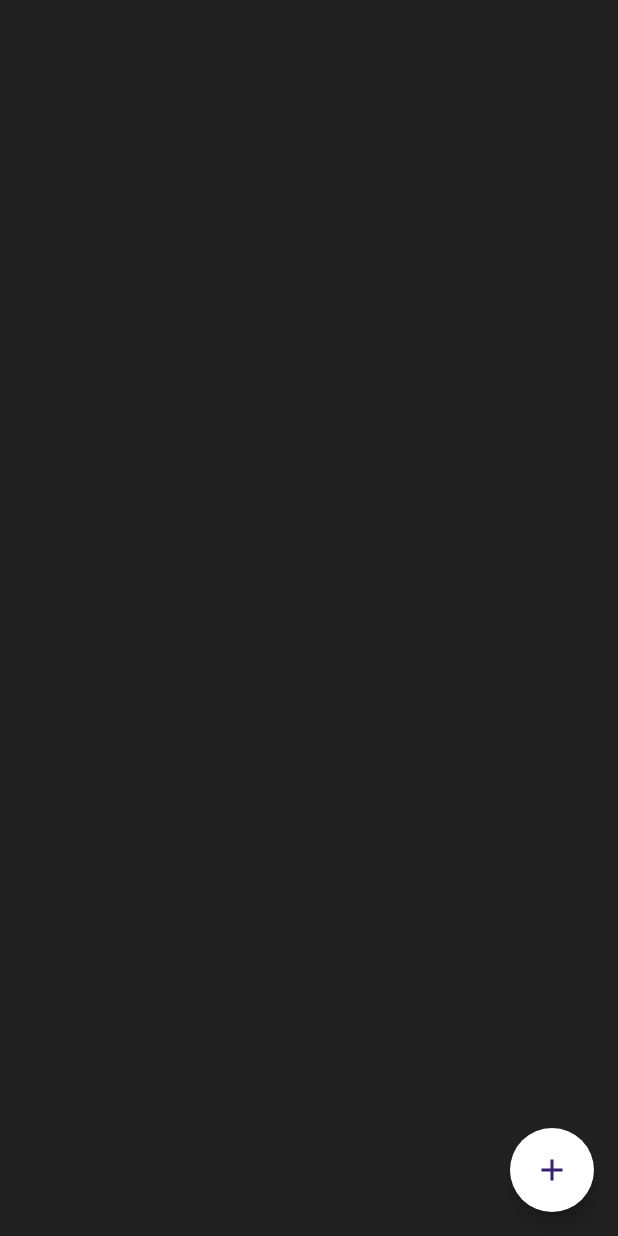
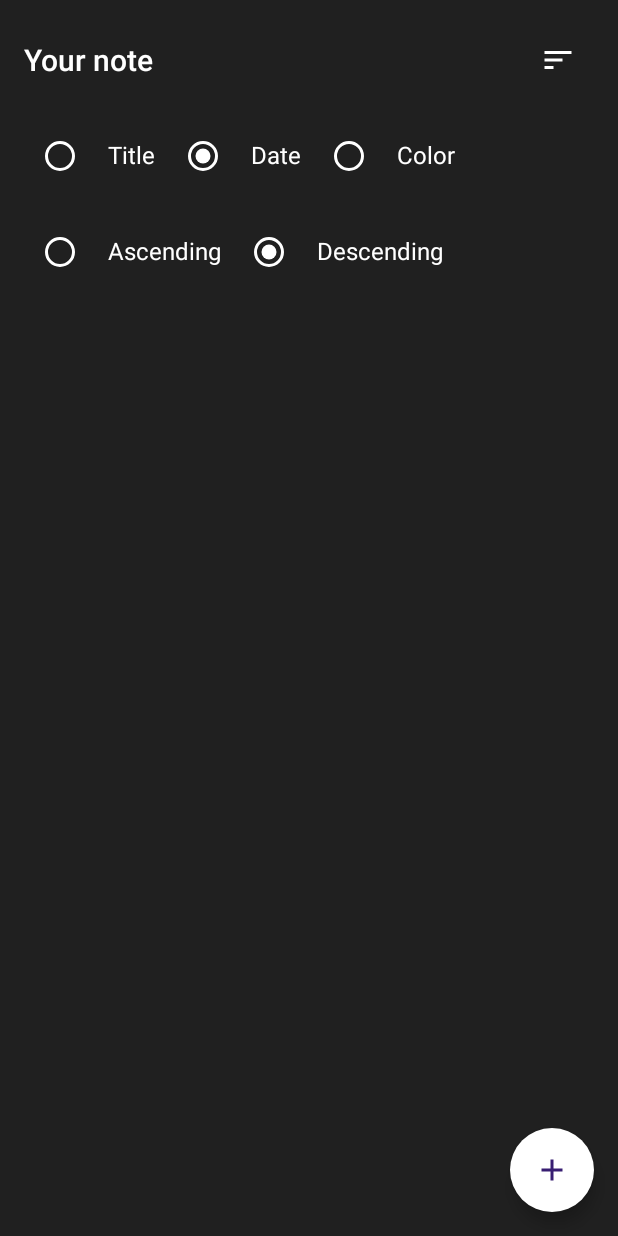
Before and after one commit to Ehsanfb/TakeNoteApp-CleanArchitecture, an Android app built with Jetpack Compose: the composable TakeNotesScreen shown on its own in the app's theme, after a tap on "Add note", on a phone screen of 412 x 824 dp. Run offline under Robolectric (Android 15) with nearby library versions, the phone set to English and light mode, and no system bars; our stand-ins replace Dagger/Hilt's generated code; 1 statement that could not run was skipped; 1 other tap on this screen came first.

Commit message:
add order button to be able set notes order based on title, date, etc

```diff
--- a/app/src/main/java/com/example/takenoteapp_cleanarchitecture/feature_take_note/domain/use_case/GetNotesUseCase.kt
+++ b/app/src/main/java/com/example/takenoteapp_cleanarchitecture/feature_take_note/domain/use_case/GetNotesUseCase.kt
@@ -2,15 +2,39 @@ package com.example.takenoteapp_cleanarchitecture.feature_take_note.domain.use_c
 
 import com.example.takenoteapp_cleanarchitecture.feature_take_note.domain.model.Note
 import com.example.takenoteapp_cleanarchitecture.feature_take_note.domain.repository.NoteRepository
+import com.example.takenoteapp_cleanarchitecture.feature_take_note.domain.util.NoteOrder
+import com.example.takenoteapp_cleanarchitecture.feature_take_note.domain.util.OrderType
 import kotlinx.coroutines.flow.Flow
+import kotlinx.coroutines.flow.map
 
 class GetNotesUseCase(
     private val repository: NoteRepository
 ) {
 
-    operator fun invoke(): Flow<List<Note>> {
+    operator fun invoke(
+        noteOrder: NoteOrder = NoteOrder.Date(orderType = OrderType.Descending)
+    ): Flow<List<Note>> {
 
-        return repository.getNotes()
+        return repository.getNotes().map { notes ->
+            when (noteOrder.orderType) {
+                is OrderType.Ascending -> {
+                    when (noteOrder) {
+                        is NoteOrder.Title -> notes.sortedBy { it.title.lowercase() }
+                        is NoteOrder.Date -> notes.sortedBy { it.timestamp }
+                        is NoteOrder.Color -> notes.sortedBy { it.color }
+                    }
+                }
+
+                is OrderType.Descending -> {
+                    when (noteOrder) {
+                        is NoteOrder.Title -> notes.sortedByDescending { it.title.lowercase() }
+                        is NoteOrder.Date -> notes.sortedByDescending { it.timestamp }
+                        is NoteOrder.Color -> notes.sortedByDescending { it.color }
+                    }
+                }
+            }
+
+        }
 
     }
 
--- /dev/null
+++ b/app/src/main/java/com/example/takenoteapp_cleanarchitecture/feature_take_note/domain/util/OrderType.kt
@@ -0,0 +1,6 @@
+package com.example.takenoteapp_cleanarchitecture.feature_take_note.domain.util
+
+sealed class OrderType {
+    object Ascending : OrderType()
+    object Descending : OrderType()
+}
--- /dev/null
+++ b/app/src/main/java/com/example/takenoteapp_cleanarchitecture/feature_take_note/presentation/take_notes/NotesState.kt
@@ -0,0 +1,11 @@
+package com.example.takenoteapp_cleanarchitecture.feature_take_note.presentation.take_notes
+
+import com.example.takenoteapp_cleanarchitecture.feature_take_note.domain.model.Note
+import com.example.takenoteapp_cleanarchitecture.feature_take_note.domain.util.NoteOrder
+import com.example.takenoteapp_cleanarchitecture.feature_take_note.domain.util.OrderType
+
+data class NotesState(
+    val notes: List<Note> = emptyList(),
+    val noteOrder: NoteOrder = NoteOrder.Date(OrderType.Descending),
+    val isOrderSectionVisible: Boolean = false
+)
--- a/app/src/main/java/com/example/takenoteapp_cleanarchitecture/feature_take_note/presentation/take_notes/TakeNoteEvent.kt
+++ b/app/src/main/java/com/example/takenoteapp_cleanarchitecture/feature_take_note/presentation/take_notes/TakeNoteEvent.kt
@@ -1,8 +1,12 @@
 package com.example.takenoteapp_cleanarchitecture.feature_take_note.presentation.take_notes
 
 import com.example.takenoteapp_cleanarchitecture.feature_take_note.domain.model.Note
+import com.example.takenoteapp_cleanarchitecture.feature_take_note.domain.util.NoteOrder
 
+// All possible user actions are represented as Events in this sealed class
 sealed class TakeNoteEvent {
     data class DeleteNote(val note: Note): TakeNoteEvent()
     data class RestoreNote(val note: Note): TakeNoteEvent()
+    data object ToggleOrderSection : TakeNoteEvent()
+    data class Order(val noteOrder: NoteOrder): TakeNoteEvent()
 }
--- a/app/src/main/java/com/example/takenoteapp_cleanarchitecture/feature_take_note/presentation/take_notes/TakeNotesScreen.kt
+++ b/app/src/main/java/com/example/takenoteapp_cleanarchitecture/feature_take_note/presentation/take_notes/TakeNotesScreen.kt
@@ -1,8 +1,15 @@
 package com.example.takenoteapp_cleanarchitecture.feature_take_note.presentation.take_notes
 
 import android.annotation.SuppressLint
+import androidx.compose.animation.AnimatedVisibility
+import androidx.compose.animation.fadeIn
+import androidx.compose.animation.fadeOut
+import androidx.compose.animation.slideInVertically
+import androidx.compose.animation.slideOutVertically
 import androidx.compose.foundation.clickable
+import androidx.compose.foundation.layout.Arrangement
 import androidx.compose.foundation.layout.Column
+import androidx.compose.foundation.layout.Row
 import androidx.compose.foundation.layout.Spacer
 import androidx.compose.foundation.layout.fillMaxSize
 import androidx.compose.foundation.layout.fillMaxWidth
@@ -13,24 +20,29 @@ import androidx.compose.foundation.lazy.items
 import androidx.compose.foundation.shape.CircleShape
 import androidx.compose.material.icons.Icons
 import androidx.compose.material.icons.filled.Add
+import androidx.compose.material.icons.filled.Sort
 import androidx.compose.material3.FloatingActionButton
 import androidx.compose.material3.Icon
+import androidx.compose.material3.IconButton
 import androidx.compose.material3.MaterialTheme
 import androidx.compose.material3.Scaffold
 import androidx.compose.material3.SnackbarHost
 import androidx.compose.material3.SnackbarHostState
 import androidx.compose.material3.SnackbarResult
+import androidx.compose.material3.Text
 import androidx.compose.runtime.Composable
 import androidx.compose.runtime.collectAsState
 import androidx.compose.runtime.getValue
 import androidx.compose.runtime.remember
 import androidx.compose.runtime.rememberCoroutineScope
+import androidx.compose.ui.Alignment
 import androidx.compose.ui.Modifier
 import androidx.compose.ui.unit.dp
 import androidx.hilt.navigation.compose.hiltViewModel
 import androidx.navigation.NavController
 import com.example.takenoteapp_cleanarchitecture.feature_take_note.presentation.NavigationItem
 import com.example.takenoteapp_cleanarchitecture.feature_take_note.presentation.take_notes.components.NoteItem
+import com.example.takenoteapp_cleanarchitecture.feature_take_note.presentation.take_notes.components.OrderSection
 import kotlinx.coroutines.launch
 
 @SuppressLint("UnusedMaterial3ScaffoldPaddingParameter")
@@ -63,18 +75,18 @@ fun TakeNotesScreen(
                 .fillMaxSize()
                 .padding(16.dp)
         ) {
-            /*Row(
+            Row(
                 modifier = Modifier.fillMaxWidth(),
                 horizontalArrangement = Arrangement.SpaceBetween,
                 verticalAlignment = Alignment.CenterVertically
             ) {
                 Text(
                     text = "Your note",
-                    style = MaterialTheme.typography.h4
+                    style = MaterialTheme.typography.headlineSmall
                 )
                 IconButton(
                     onClick = {
-                        viewModel.onEvent(NotesEvent.ToggleOrderSection)
+                        viewModel.onEvent(TakeNoteEvent.ToggleOrderSection)
                     },
                 ) {
                     Icon(
@@ -82,9 +94,9 @@ fun TakeNotesScreen(
                         contentDescription = "Sort"
                     )
                 }
-            }*/
-            /*AnimatedVisibility(
-                visible = state.isOrderSectionVisible,
+            }
+            AnimatedVisibility(
+                visible = notesState.isOrderSectionVisible,
                 enter = fadeIn() + slideInVertically(),
                 exit = fadeOut() + slideOutVertically()
             ) {
@@ -92,15 +104,15 @@ fun TakeNotesScreen(
                     modifier = Modifier
                         .fillMaxWidth()
                         .padding(vertical = 16.dp),
-                    noteOrder = state.noteOrder,
+                    noteOrder = notesState.noteOrder,
                     onOrderChange = {
-                        viewModel.onEvent(NotesEvent.Order(it))
+                        viewModel.onEvent(TakeNoteEvent.Order(it))
                     }
                 )
             }
-            Spacer(modifier = Modifier.height(16.dp))*/
+            Spacer(modifier = Modifier.height(16.dp))
             LazyColumn(modifier = Modifier.fillMaxSize()) {
-                items(notesState) { note ->
+                items(notesState.notes) { note ->
                     NoteItem(
                         note = note,
                         modifier = Modifier
--- a/app/src/main/java/com/example/takenoteapp_cleanarchitecture/feature_take_note/presentation/take_notes/TakeNotesViewModel.kt
+++ b/app/src/main/java/com/example/takenoteapp_cleanarchitecture/feature_take_note/presentation/take_notes/TakeNotesViewModel.kt
@@ -2,8 +2,9 @@ package com.example.takenoteapp_cleanarchitecture.feature_take_note.presentation
 
 import androidx.lifecycle.ViewModel
 import androidx.lifecycle.viewModelScope
-import com.example.takenoteapp_cleanarchitecture.feature_take_note.domain.model.Note
 import com.example.takenoteapp_cleanarchitecture.feature_take_note.domain.use_case.NoteUseCases
+import com.example.takenoteapp_cleanarchitecture.feature_take_note.domain.util.NoteOrder
+import com.example.takenoteapp_cleanarchitecture.feature_take_note.domain.util.OrderType
 import dagger.hilt.android.lifecycle.HiltViewModel
 import kotlinx.coroutines.Job
 import kotlinx.coroutines.flow.MutableStateFlow
@@ -18,19 +19,19 @@ class TakeNotesViewModel @Inject constructor(
     private val useCases: NoteUseCases
 ) : ViewModel() {
 
-    private val _notesState = MutableStateFlow<List<Note>>(emptyList())
-    val notesState: StateFlow<List<Note>> = _notesState
+    private val _notesState = MutableStateFlow(NotesState())
+    val notesState: StateFlow<NotesState> = _notesState
 
     private var getNotesJob: Job? = null
 
     init {
-        getNotes()
+        getNotes(NoteOrder.Date(OrderType.Descending))
     }
 
-    private fun getNotes() {
+    private fun getNotes(noteOrder: NoteOrder) {
         getNotesJob?.cancel()
-        getNotesJob = useCases.getNotesUseCase().onEach { note ->
-            _notesState.value = note
+        getNotesJob = useCases.getNotesUseCase().onEach { notes ->
+            _notesState.value = notesState.value.copy(notes = notes, noteOrder = noteOrder)
         }.launchIn(viewModelScope)
     }
 
@@ -47,6 +48,20 @@ class TakeNotesViewModel @Inject constructor(
                     useCases.insertNoteUseCase(event.note)
                 }
             }
+
+            is TakeNoteEvent.Order -> {
+                if (notesState.value.noteOrder::class == event.noteOrder::class &&
+                    notesState.value.noteOrder.orderType == event.noteOrder.orderType
+                ) {
+                    return
+                }
+                getNotes(event.noteOrder)
+            }
+
+            is TakeNoteEvent.ToggleOrderSection -> {
+                _notesState.value =
+                    notesState.value.copy(isOrderSectionVisible = !notesState.value.isOrderSectionVisible)
+            }
         }
     }
 
```
Also changed, not shown: app/src/main/java/com/example/takenoteapp_cleanarchitecture/feature_take_note/domain/util/NoteOrder.kt (added, +15 -0 lines), app/src/main/java/com/example/takenoteapp_cleanarchitecture/feature_take_note/presentation/take_notes/components/DefaultRadioButton.kt (added, +54 -0 lines), app/src/main/java/com/example/takenoteapp_cleanarchitecture/feature_take_note/presentation/take_notes/components/OrderSection.kt (added, +78 -0 lines).
